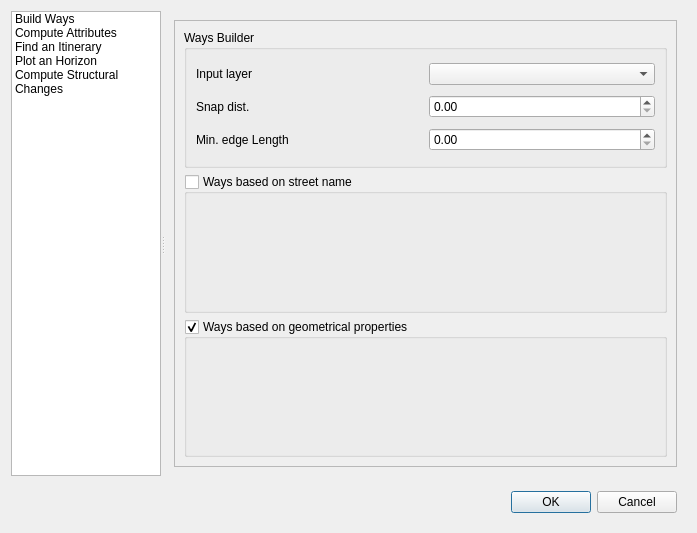
Qt form src/morpheo/gui/ui/morpheo_dialog.ui (MorphoCity/morpheo-plugin) before a commit.
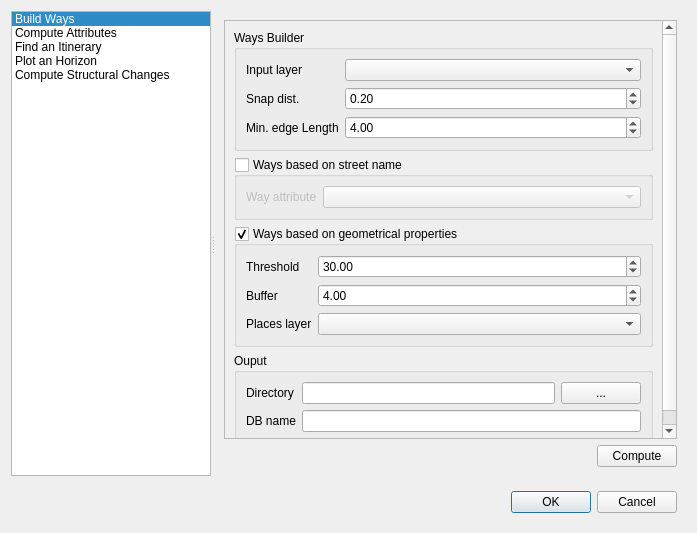
The same form after that commit.

Patch:
```diff
--- a/src/morpheo/gui/ui/morpheo_dialog.ui
+++ b/src/morpheo/gui/ui/morpheo_dialog.ui
@@ -49,7 +49,7 @@
          </property>
          <property name="maximumSize">
           <size>
-           <width>150</width>
+           <width>200</width>
            <height>16777215</height>
           </size>
          </property>
@@ -74,6 +74,9 @@
          <property name="wordWrap">
           <bool>true</bool>
          </property>
+         <property name="currentRow">
+          <number>0</number>
+         </property>
          <item>
           <property name="text">
            <string>Build Ways</string>
@@ -132,6 +135,9 @@
           <layout class="QVBoxLayout" name="verticalLayout_2">
            <item>
             <widget class="QScrollArea" name="scrollArea">
+             <property name="enabled">
+              <bool>true</bool>
+             </property>
              <property name="widgetResizable">
               <bool>true</bool>
              </property>
@@ -140,13 +146,25 @@
                <rect>
                 <x>0</x>
                 <y>0</y>
-                <width>503</width>
-                <height>444</height>
+                <width>437</width>
+                <height>455</height>
                </rect>
               </property>
+              <property name="sizePolicy">
+               <sizepolicy hsizetype="Preferred" vsizetype="Maximum">
+                <horstretch>0</horstretch>
+                <verstretch>0</verstretch>
+               </sizepolicy>
+              </property>
               <layout class="QVBoxLayout" name="verticalLayout_3">
                <item>
                 <widget class="QGroupBox" name="grpWaysBuilder">
+                 <property name="sizePolicy">
+                  <sizepolicy hsizetype="Preferred" vsizetype="Maximum">
+                   <horstretch>0</horstretch>
+                   <verstretch>0</verstretch>
+                  </sizepolicy>
+                 </property>
                  <property name="title">
                   <string>Ways Builder</string>
                  </property>
@@ -155,27 +173,56 @@
                    <widget class="QComboBox" name="comboBox"/>
                   </item>
                   <item row="0" column="0">
-                   <widget class="QLabel" name="label">
+                   <widget class="QLabel" name="lWaysBuilderInputLayer">
+                    <property name="sizePolicy">
+                     <sizepolicy hsizetype="Maximum" vsizetype="Preferred">
+                      <horstretch>0</horstretch>
+                      <verstretch>0</verstretch>
+                     </sizepolicy>
+                    </property>
                     <property name="text">
                      <string>Input layer</string>
                     </property>
                    </widget>
                   </item>
                   <item row="1" column="0">
-                   <widget class="QLabel" name="label_2">
+                   <widget class="QLabel" name="lWaysBuilderSnapDist">
+                    <property name="sizePolicy">
+                     <sizepolicy hsizetype="Maximum" vsizetype="Preferred">
+                      <horstretch>0</horstretch>
+                      <verstretch>0</verstretch>
+                     </sizepolicy>
+                    </property>
                     <property name="text">
                      <string>Snap dist.</string>
                     </property>
                    </widget>
                   </item>
                   <item row="1" column="1">
-                   <widget class="QDoubleSpinBox" name="doubleSpinBox"/>
+                   <widget class="QDoubleSpinBox" name="spxWaysBuilderSnapDist">
+                    <property name="singleStep">
+                     <double>0.100000000000000</double>
+                    </property>
+                    <property name="value">
+                     <double>0.200000000000000</double>
+                    </property>
+                   </widget>
                   </item>
                   <item row="2" column="1">
-                   <widget class="QDoubleSpinBox" name="doubleSpinBox_2"/>
+                   <widget class="QDoubleSpinBox" name="spxWaysBuilderMinEdgeLength">
+                    <property name="value">
+                     <double>4.000000000000000</double>
+                    </property>
+                   </widget>
                   </item>
                   <item row="2" column="0">
-                   <widget class="QLabel" name="label_3">
+                   <widget class="QLabel" name="lWaysBuilderMinEdgeLength">
+                    <property name="sizePolicy">
+                     <sizepolicy hsizetype="Maximum" vsizetype="Preferred">
+                      <horstretch>0</horstretch>
+                      <verstretch>0</verstretch>
+                     </sizepolicy>
+                    </property>
                     <property name="text">
                      <string>Min. edge Length</string>
                     </property>
@@ -186,6 +233,12 @@
                </item>
                <item>
                 <widget class="QGroupBox" name="grpWaysBuilderStreetName">
+                 <property name="sizePolicy">
+                  <sizepolicy hsizetype="Preferred" vsizetype="Maximum">
+                   <horstretch>0</horstretch>
+                   <verstretch>0</verstretch>
+                  </sizepolicy>
+                 </property>
                  <property name="title">
                   <string>Ways based on street name</string>
                  </property>
@@ -195,22 +248,180 @@
                  <property name="checked">
                   <bool>false</bool>
                  </property>
+                 <layout class="QGridLayout" name="gridLayout_2">
+                  <item row="1" column="1">
+                   <widget class="QComboBox" name="cbxWaysBuilderWayAttribute"/>
+                  </item>
+                  <item row="1" column="0">
+                   <widget class="QLabel" name="lWaysBuilderWayAttribute">
+                    <property name="enabled">
+                     <bool>true</bool>
+                    </property>
+                    <property name="sizePolicy">
+                     <sizepolicy hsizetype="Maximum" vsizetype="Preferred">
+                      <horstretch>0</horstretch>
+                      <verstretch>0</verstretch>
+                     </sizepolicy>
+                    </property>
+                    <property name="text">
+                     <string>Way attribute</string>
+                    </property>
+                   </widget>
+                  </item>
+                 </layout>
                 </widget>
                </item>
                <item>
                 <widget class="QGroupBox" name="grpWaysBuilderGeomProps">
+                 <property name="sizePolicy">
+                  <sizepolicy hsizetype="Preferred" vsizetype="Maximum">
+                   <horstretch>0</horstretch>
+                   <verstretch>0</verstretch>
+                  </sizepolicy>
+                 </property>
                  <property name="title">
                   <string>Ways based on geometrical properties</string>
                  </property>
                  <property name="checkable">
                   <bool>true</bool>
                  </property>
+                 <layout class="QGridLayout" name="gridLayout_3">
+                  <item row="2" column="1">
+                   <widget class="QComboBox" name="cbxWaysBuilderPlacesLayer"/>
+                  </item>
+                  <item row="0" column="1">
+                   <widget class="QDoubleSpinBox" name="spxWaysBuilderThreshold">
+                    <property name="singleStep">
+                     <double>10.000000000000000</double>
+                    </property>
+                    <property name="value">
+                     <double>30.000000000000000</double>
+                    </property>
+                   </widget>
+                  </item>
+                  <item row="1" column="1">
+                   <widget class="QDoubleSpinBox" name="spxWaysBuilderBuffer">
+                    <property name="value">
+                     <double>4.000000000000000</double>
+                    </property>
+                   </widget>
+                  </item>
+                  <item row="0" column="0">
+                   <widget class="QLabel" name="lWaysBuilderThreshold">
+                    <property name="sizePolicy">
+                     <sizepolicy hsizetype="Maximum" vsizetype="Preferred">
+                      <horstretch>0</horstretch>
+                      <verstretch>0</verstretch>
+                     </sizepolicy>
+                    </property>
+                    <property name="text">
+                     <string>Threshold</string>
+                    </property>
+                   </widget>
+                  </item>
+                  <item row="1" column="0">
+                   <widget class="QLabel" name="lWaysBuilderBuffer">
+                    <property name="text">
+                     <string>Buffer</string>
+                    </property>
+                   </widget>
+                  </item>
+                  <item row="2" column="0">
+                   <widget class="QLabel" name="lWaysBuilderPlacesLayer">
+                    <property name="text">
+                     <string>Places layer</string>
+                    </property>
+                   </widget>
+                  </item>
+                 </layout>
                 </widget>
                </item>
+               <item>
+                <widget class="QGroupBox" name="grWaysBuilderOutput">
+                 <property name="sizePolicy">
+                  <sizepolicy hsizetype="Preferred" vsizetype="Maximum">
+                   <horstretch>0</horstretch>
+                   <verstretch>0</verstretch>
+                  </sizepolicy>
+                 </property>
+                 <property name="title">
+                  <string>Ouput</string>
+                 </property>
+                 <layout class="QGridLayout" name="gridLayout_4">
+                  <item row="1" column="1">
+                   <widget class="QLineEdit" name="letWaysBuilderDBName"/>
+                  </item>
+                  <item row="1" column="0">
+                   <widget class="QLabel" name="lWaysBuilderDBName">
+                    <property name="sizePolicy">
+                     <sizepolicy hsizetype="Maximum" vsizetype="Preferred">
+                      <horstretch>0</horstretch>
+                      <verstretch>0</verstretch>
+                     </sizepolicy>
+                    </property>
+                    <property name="text">
+                     <string>DB name</string>
+                    </property>
+                   </widget>
+                  </item>
+                  <item row="0" column="0">
+                   <widget class="QLabel" name="lWaysBuilderDirectoryPath">
+                    <property name="text">
+                     <string>Directory</string>
+                    </property>
+                   </widget>
+                  </item>
+                  <item row="0" column="1">
+                   <layout class="QHBoxLayout" name="horizontalLayout_2">
+                    <item>
+                     <widget class="QLineEdit" name="letWaysBuilderDirectoryPath"/>
+                    </item>
+                    <item>
+                     <widget class="QPushButton" name="pbnWaysBuilderDirectoryPath">
+                      <property name="sizePolicy">
+                       <sizepolicy hsizetype="Minimum" vsizetype="Fixed">
+                        <horstretch>0</horstretch>
+                        <verstretch>0</verstretch>
+                       </sizepolicy>
+                      </property>
+                      <property name="text">
+                       <string>...</string>
+                      </property>
+                     </widget>
+                    </item>
+                   </layout>
+                  </item>
+                 </layout>
+                </widget>
+               </item>
               </layout>
              </widget>
             </widget>
            </item>
+           <item>
+            <layout class="QHBoxLayout" name="horizontalLayout_3">
+             <item>
+              <spacer name="horizontalSpacer">
+               <property name="orientation">
+                <enum>Qt::Horizontal</enum>
+               </property>
+               <property name="sizeHint" stdset="0">
+                <size>
+                 <width>40</width>
+                 <height>20</height>
+                </size>
+               </property>
+              </spacer>
+             </item>
+             <item>
+              <widget class="QPushButton" name="pbnComputeWaysBuilder">
+               <property name="text">
+                <string>Compute</string>
+               </property>
+              </widget>
+             </item>
+            </layout>
+           </item>
           </layout>
          </widget>
          <widget class="QWidget" name="mAlgo_2"/>
```
Left out of the diff: 349 changed lines with no effect on the pictures.
